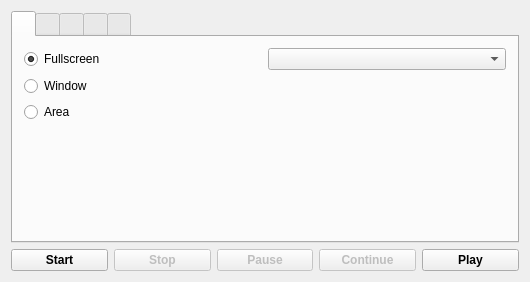
Above: mainwindow.ui from vkohaupt/vokoscreenNG before the change. Below: the same form after it.
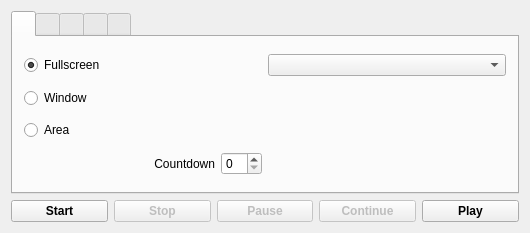
That is the form after the change. The open tabs and pages were chosen to show the change.

```diff
--- a/mainwindow.ui
+++ b/mainwindow.ui
@@ -7,7 +7,7 @@
     <x>0</x>
     <y>0</y>
     <width>530</width>
-    <height>282</height>
+    <height>233</height>
    </rect>
   </property>
   <property name="windowTitle">
@@ -33,19 +33,6 @@
        <layout class="QHBoxLayout" name="horizontalLayout_2">
         <item>
          <layout class="QGridLayout" name="gridLayout">
-          <item row="3" column="0">
-           <spacer name="verticalSpacer">
-            <property name="orientation">
-             <enum>Qt::Vertical</enum>
-            </property>
-            <property name="sizeHint" stdset="0">
-             <size>
-              <width>20</width>
-              <height>40</height>
-             </size>
-            </property>
-           </spacer>
-          </item>
           <item row="0" column="0">
            <widget class="QRadioButton" name="radioButtonFullscreen">
             <property name="text">
@@ -70,9 +57,52 @@
             </property>
            </widget>
           </item>
-          <item row="0" column="1">
+          <item row="0" column="2">
            <widget class="QComboBox" name="comboBoxScreen"/>
           </item>
+          <item row="3" column="0">
+           <layout class="QHBoxLayout" name="horizontalLayout_4">
+            <item>
+             <spacer name="horizontalSpacer_2">
+              <property name="orientation">
+               <enum>Qt::Horizontal</enum>
+              </property>
+              <property name="sizeHint" stdset="0">
+               <size>
+                <width>40</width>
+                <height>20</height>
+               </size>
+              </property>
+             </spacer>
+            </item>
+            <item>
+             <widget class="QLabel" name="labelCountdown">
+              <property name="text">
+               <string>Countdown</string>
+              </property>
+              <property name="alignment">
+               <set>Qt::AlignRight|Qt::AlignTrailing|Qt::AlignVCenter</set>
+              </property>
+             </widget>
+            </item>
+            <item>
+             <widget class="QSpinBox" name="spinBoxCountDown"/>
+            </item>
+           </layout>
+          </item>
+          <item row="3" column="2">
+           <spacer name="horizontalSpacer">
+            <property name="orientation">
+             <enum>Qt::Horizontal</enum>
+            </property>
+            <property name="sizeHint" stdset="0">
+             <size>
+              <width>40</width>
+              <height>20</height>
+             </size>
+            </property>
+           </spacer>
+          </item>
          </layout>
         </item>
        </layout>
```
Left out of the diff: 4 changed lines with no effect on the pictures.
